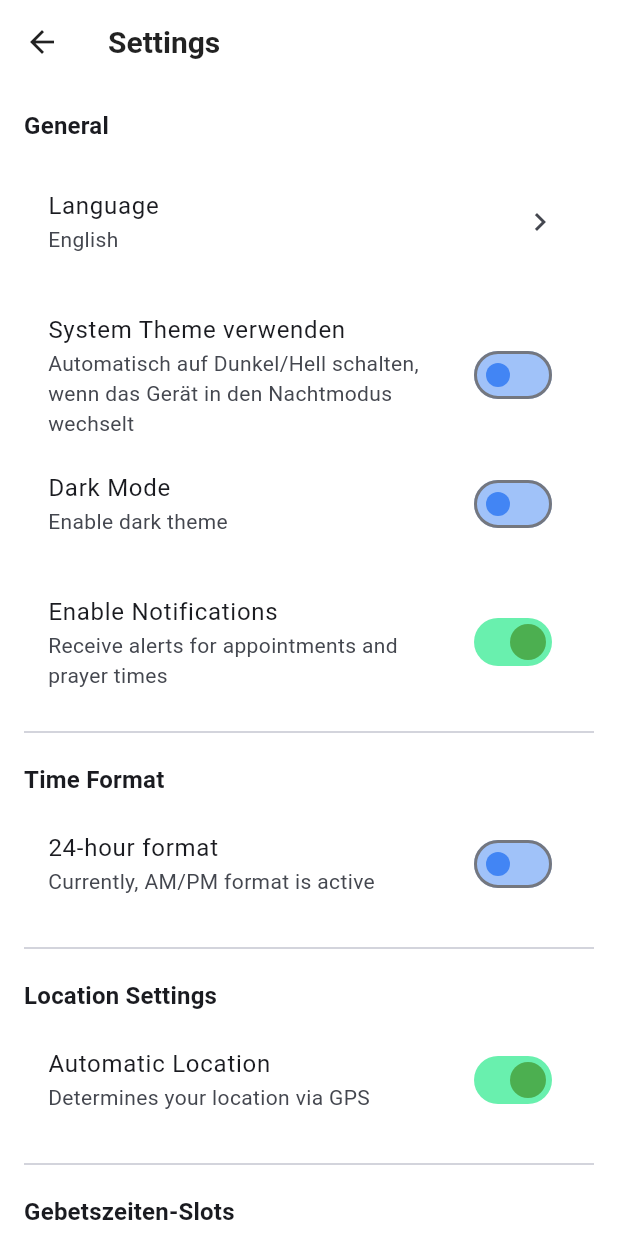
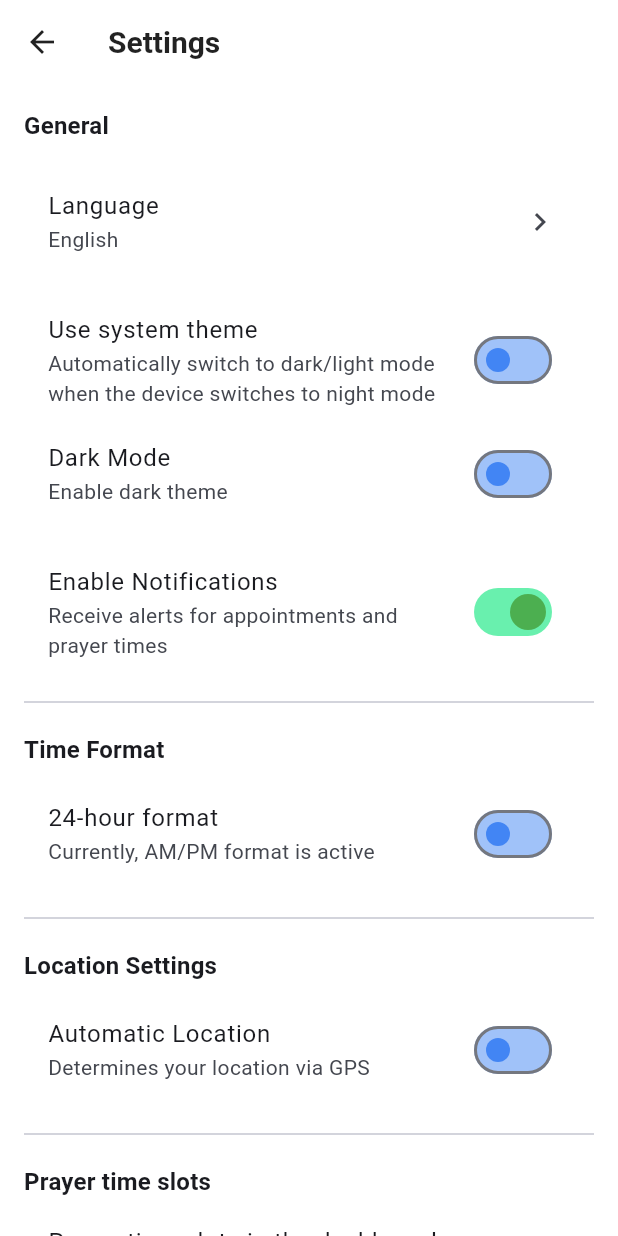
Before and after one commit to progrDevi004/muslim_calendar, a Flutter app: the SettingsPage screen opened directly, on a phone screen of 412 x 824 dp. Run offline on Flutter 3.47's test engine with Material 3 defaults, Android fonts, the phone set to English and light mode, and no system bars; our stand-ins replace flutter_colorpicker, flutter_local_notifications, flutter_native_timezone, flutter_spinkit, permission_handler, shared_preferences and 3 more; missing offline and left inert: flutter_qiblah, syncfusion_flutter_core; accounts and stored records are empty; network calls fail.

Commit message:
Bug-Fix: Translation Strings and default localization mode in settings fixed

```diff
--- a/lib/localization/app_localizations.dart
+++ b/lib/localization/app_localizations.dart
@@ -1509,4 +1509,144 @@ class AppLocalizations extends ChangeNotifier {
         return 'Add New Appointment';
     }
   }
+
+  String get prayerTimeSlots {
+    switch (_currentLanguage) {
+      case AppLanguage.german:
+        return 'Gebetszeiten-Slots';
+      case AppLanguage.turkish:
+        return 'Namaz vakti aralıkları';
+      case AppLanguage.arabic:
+        return 'فترات أوقات الصلاة';
+      case AppLanguage.english:
+      default:
+        return 'Prayer time slots';
+    }
+  }
+
+  String get prayerTimeSlotsInDashboard {
+    switch (_currentLanguage) {
+      case AppLanguage.german:
+        return 'Gebetszeiten-Slots im Dashboard';
+      case AppLanguage.turkish:
+        return 'Dashboard\'da namaz vakti aralıkları';
+      case AppLanguage.arabic:
+        return 'فترات أوقات الصلاة في لوحة التحكم';
+      case AppLanguage.english:
+      default:
+        return 'Prayer time slots in the dashboard';
+    }
+  }
+
+  String get useSystemTheme {
+    switch (_currentLanguage) {
+      case AppLanguage.german:
+        return 'System-Theme verwenden';
+      case AppLanguage.turkish:
+        return 'Sistem temasını kullan';
+      case AppLanguage.arabic:
+        return 'استخدام سمة النظام';
+      case AppLanguage.english:
+      default:
+        return 'Use system theme';
+    }
+  }
+
+  String get autoSwitchDarkLightMode {
+    switch (_currentLanguage) {
+      case AppLanguage.german:
+        return 'Automatisch auf Dunkel/Hell schalten, wenn das Gerät in den Nachtmodus wechselt';
+      case AppLanguage.turkish:
+        return 'Cihaz gece moduna geçtiğinde otomatik olarak karanlık/açık moda geç';
+      case AppLanguage.arabic:
+        return 'التبديل تلقائيًا إلى الوضع الداكن/الفاتح عند انتقال الجهاز إلى الوضع الليلي';
+      case AppLanguage.english:
+      default:
+        return 'Automatically switch to dark/light mode when the device switches to night mode';
+    }
+  }
+
+  String get showTodayPrayerTimesAsSlots {
+    switch (_currentLanguage) {
+      case AppLanguage.german:
+        return 'Zeigt die heutigen Gebetszeiten zusätzlich als Slots im Dashboard an';
+      case AppLanguage.turkish:
+        return 'Bugünün namaz vakitlerini ek olarak Dashboard\'da aralıklar olarak gösterir';
+      case AppLanguage.arabic:
+        return 'يعرض أوقات الصلاة اليوم كفتحات إضافية في لوحة التحكم';
+      case AppLanguage.english:
+      default:
+        return 'Displays today\'s prayer times additionally as slots in the dashboard';
+    }
+  }
+
+  String get showPrayerTimesInDailyView {
+    switch (_currentLanguage) {
+      case AppLanguage.german:
+        return 'Gebetszeiten in Daily-View anzeigen';
+      case AppLanguage.turkish:
+        return 'Namaz vakitlerini günlük görünümde göster';
+      case AppLanguage.arabic:
+        return 'عرض أوقات الصلاة في العرض اليومي';
+      case AppLanguage.english:
+      default:
+        return 'Show prayer times in daily view';
+    }
+  }
+
+  String get showPrayerTimesInWeeklyView {
+    switch (_currentLanguage) {
+      case AppLanguage.german:
+        return 'Gebetszeiten in der Wochenansicht anzeigen';
+      case AppLanguage.turkish:
+        return 'Namaz vakitlerini haftalık görünümde göster';
+      case AppLanguage.arabic:
+        return 'عرض أوقات الصلاة في العرض الأسبوعي';
+      case AppLanguage.english:
+      default:
+        return 'Show prayer times in weekly view';
+    }
+  }
+
+  String get prayerTimesCalculation {
+    switch (_currentLanguage) {
+      case AppLanguage.german:
+        return 'Gebetszeiten-Berechnung';
+      case AppLanguage.turkish:
+        return 'Namaz vakti hesaplama';
+      case AppLanguage.arabic:
+        return 'حساب أوقات الصلاة';
+      case AppLanguage.english:
+      default:
+        return 'Prayer times calculation';
+    }
+  }
+
+  String get calculationMethod {
+    switch (_currentLanguage) {
+      case AppLanguage.german:
+        return 'Kalkulationsmethode';
+      case AppLanguage.turkish:
+        return 'Hesaplama yöntemi';
+      case AppLanguage.arabic:
+        return 'طريقة الحساب';
+      case AppLanguage.english:
+      default:
+        return 'Calculation method';
+    }
+  }
+
+  String get errorLoadingCountryList {
+    switch (_currentLanguage) {
+      case AppLanguage.german:
+        return 'Fehler beim Laden der Länderliste:';
+      case AppLanguage.turkish:
+        return 'Ülke listesi yüklenirken hata oluştu:';
+      case AppLanguage.arabic:
+        return 'حدث خطأ أثناء تحميل قائمة الدول:';
+      case AppLanguage.english:
+      default:
+        return 'Error loading country list:';
+    }
+  }
 }
--- a/lib/ui/pages/dashboard_page.dart
+++ b/lib/ui/pages/dashboard_page.dart
@@ -194,6 +194,7 @@ class DashboardPageState extends State<DashboardPage> {
   /// **Nur** die Termine des heutigen Tages laden
   Future<void> _loadTodaysAppointments() async {
     final now = DateTime.now();
+    final loc = Provider.of<AppLocalizations>(context, listen: false);
     // Start und Ende des heutigen Tages (bis 23:59)
     final startOfDay = DateTime(now.year, now.month, now.day, 0, 0);
     final endOfDay = DateTime(now.year, now.month, now.day, 23, 59);
@@ -255,7 +256,7 @@ class DashboardPageState extends State<DashboardPage> {
           _DashboardTask(
             appointmentId: null,
             isPrayerSlot: true,
-            title: _prayerTimeLabel(prayerTime),
+            title: loc.getPrayerTimeLabel(prayerTime),
             start: dtStart,
             end: dtEnd,
             durationInMinutes: 1,
@@ -273,21 +274,6 @@ class DashboardPageState extends State<DashboardPage> {
       _todayTasks = tasks;
       _isAppointmentsLoading = false;
     });
-  }
-
-  String _prayerTimeLabel(PrayerTime pt) {
-    switch (pt) {
-      case PrayerTime.fajr:
-        return 'Fajr';
-      case PrayerTime.dhuhr:
-        return 'Dhuhr';
-      case PrayerTime.asr:
-        return 'Asr';
-      case PrayerTime.maghrib:
-        return 'Maghrib';
-      case PrayerTime.isha:
-        return 'Isha';
-    }
   }
 
   String _formatTimeFromMinutes(int? totalMinutes) {
--- a/lib/ui/pages/settings_page.dart
+++ b/lib/ui/pages/settings_page.dart
@@ -141,7 +141,7 @@ class _SettingsPageState extends State<SettingsPage> {
       });
     } catch (e) {
       setState(() {
-        _loadError = 'Fehler beim Laden der Länderliste: $e';
+        _loadError = 'Error loading country list: $e';
         _isLoadingCountries = false;
       });
     }
@@ -215,9 +215,8 @@ class _SettingsPageState extends State<SettingsPage> {
           SwitchListTile(
             activeColor: Colors.green,
             activeTrackColor: Colors.greenAccent,
-            title: const Text('System Theme verwenden'),
-            subtitle: const Text(
-                'Automatisch auf Dunkel/Hell schalten, wenn das Gerät in den Nachtmodus wechselt'),
+            title: Text(loc.useSystemTheme),
+            subtitle: Text(loc.autoSwitchDarkLightMode),
             value: _useSystemTheme,
             onChanged: (bool value) async {
               setState(() {
@@ -309,7 +308,7 @@ class _SettingsPageState extends State<SettingsPage> {
             activeTrackColor: Colors.greenAccent,
             title: Text(loc.automaticLocation),
             subtitle: Text(loc.automaticLocationSubtitle),
-            value: _locationMode == LocationMode.automatic,
+            value: _locationMode == LocationMode.manual,
             onChanged: (bool value) {
               setState(() {
                 _locationMode =
@@ -318,13 +317,13 @@ class _SettingsPageState extends State<SettingsPage> {
             },
           ),
           if (_locationMode == LocationMode.manual)
-            ..._buildManualLocationFields(),
+            ..._buildManualLocationFields(loc.country, loc.city),
 
           const Divider(height: 40),
 
           // Gebetszeiten-Slots (Dashboard)
           Text(
-            'Gebetszeiten-Slots',
+            loc.prayerTimeSlots,
             style: Theme.of(context).textTheme.titleMedium?.copyWith(
                   fontWeight: FontWeight.bold,
                 ),
@@ -333,9 +332,8 @@ class _SettingsPageState extends State<SettingsPage> {
           SwitchListTile(
             activeColor: Colors.green,
             activeTrackColor: Colors.greenAccent,
-            title: const Text('Gebetszeiten-Slots im Dashboard'),
-            subtitle: const Text(
-                'Zeigt die heutigen Gebetszeiten zusätzlich als Slots im Dashboard an'),
+            title: Text(loc.prayerTimeSlotsInDashboard),
+            subtitle: Text(loc.showTodayPrayerTimesAsSlots),
             value: _showPrayerSlotsInDashboard,
             onChanged: (bool val) async {
               setState(() {
@@ -349,8 +347,8 @@ class _SettingsPageState extends State<SettingsPage> {
           SwitchListTile(
             activeColor: Colors.green,
             activeTrackColor: Colors.greenAccent,
-            title: const Text('Gebetszeiten in Daily-View anzeigen'),
-            subtitle: const Text('Zeigt Gebetszeiten in der Tagesansicht'),
+            title: Text(loc.showPrayerTimesInDailyView),
+            subtitle: Text(loc.showPrayerTimesInDailyView),
             value: _showPrayerTimesInDayView,
             onChanged: (bool val) async {
               setState(() {
@@ -362,8 +360,8 @@ class _SettingsPageState extends State<SettingsPage> {
           SwitchListTile(
             activeColor: Colors.green,
             activeTrackColor: Colors.greenAccent,
-            title: const Text('Gebetszeiten in Weekly-View anzeigen'),
-            subtitle: const Text('Zeigt Gebetszeiten in der Wochenansicht'),
+            title: Text(loc.showPrayerTimesInWeeklyView),
+            subtitle: Text(loc.showPrayerTimesInWeeklyView),
             value: _showPrayerTimesInWeekView,
             onChanged: (bool val) async {
               setState(() {
@@ -377,15 +375,15 @@ class _SettingsPageState extends State<SettingsPage> {
 
           // Berechnungsmethode
           Text(
-            'Gebetszeiten-Berechnung',
+            loc.prayerTimesCalculation,
             style: Theme.of(context).textTheme.titleMedium?.copyWith(
                   fontWeight: FontWeight.bold,
                 ),
           ),
           const SizedBox(height: 8),
           DropdownButtonFormField<int>(
-            decoration: const InputDecoration(
-              labelText: 'Kalkulationsmethode',
+            decoration: InputDecoration(
+              labelText: loc.calculationMethod,
               border: OutlineInputBorder(),
             ),
             value: _selectedCalcMethod,
@@ -421,7 +419,7 @@ class _SettingsPageState extends State<SettingsPage> {
   }
 
   /// Baut das UI für die manuelle Standort-Auswahl
-  List<Widget> _buildManualLocationFields() {
+  List<Widget> _buildManualLocationFields(String? country, String? city) {
     if (_isLoadingCountries) {
       return [
         const SizedBox(height: 16),
@@ -443,7 +441,7 @@ class _SettingsPageState extends State<SettingsPage> {
       const SizedBox(height: 8),
       DropdownButtonFormField<String>(
         value: _defaultCountry,
-        decoration: const InputDecoration(labelText: 'Land'),
+        decoration: InputDecoration(labelText: country),
         onChanged: (value) {
           setState(() {
             _defaultCountry = value;
@@ -462,7 +460,7 @@ class _SettingsPageState extends State<SettingsPage> {
           _countryCityData.containsKey(_defaultCountry))
         DropdownButtonFormField<String>(
           value: _defaultCity,
-          decoration: const InputDecoration(labelText: 'Stadt'),
+          decoration: InputDecoration(labelText: city),
           onChanged: (value) {
             setState(() {
               _defaultCity = value;
```
